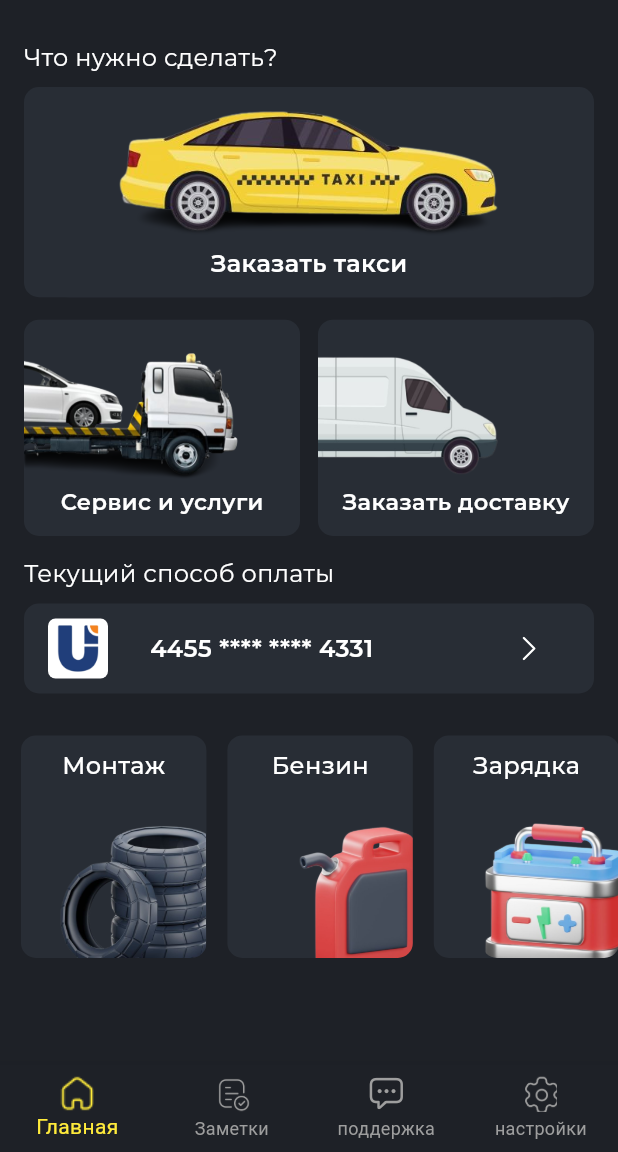
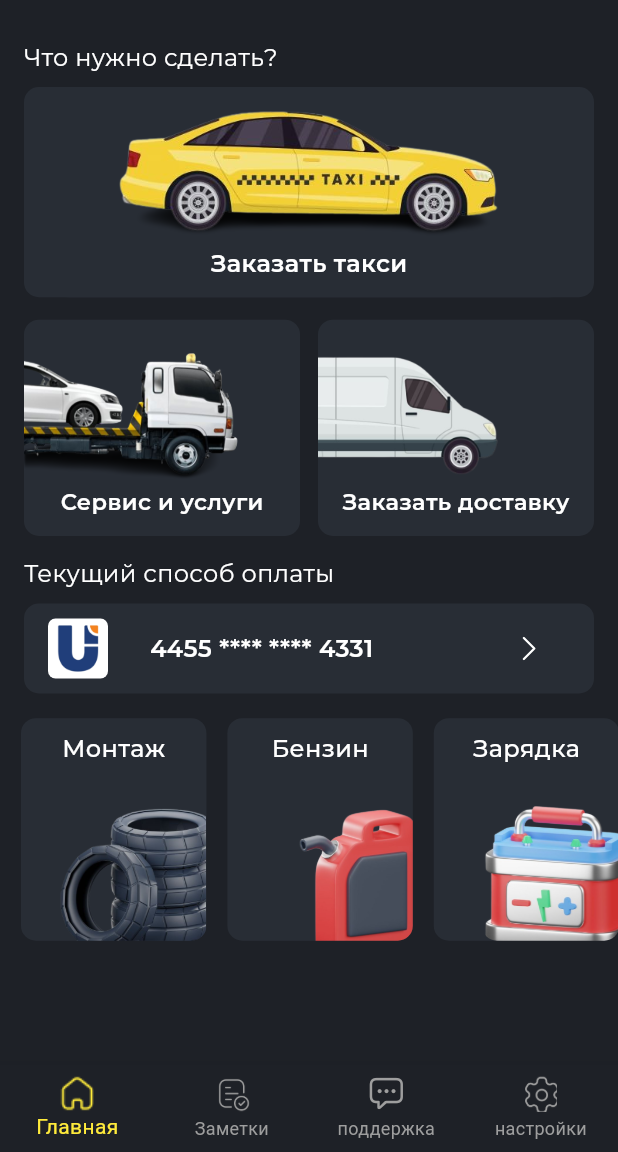
Before and after one commit to Vakhiddev/taxiapp, a Flutter app: the MainScreen screen opened directly, on a phone screen of 412 x 824 dp, the part 84-1236 px from its top. Run offline on Flutter 3.47's test engine with Material 3 defaults, Android fonts, the phone set to English and light mode, and no system bars; our stand-ins replace flutter_svg, google_fonts, image_picker, package_info_plus; project files that could hold a hidden picture were left out.

```diff
--- a/lib/screens copy/home.dart
+++ b/lib/screens copy/home.dart
@@ -106,7 +106,7 @@ class _HomeState extends State<Home> {
 
 
           Padding(
-            padding: const EdgeInsets.only(top: 28.0),
+            padding:  EdgeInsets.only(top: height * 0.020),
             child: SizedBox(
               height: height * 0.18,
               child: ListView(
```
